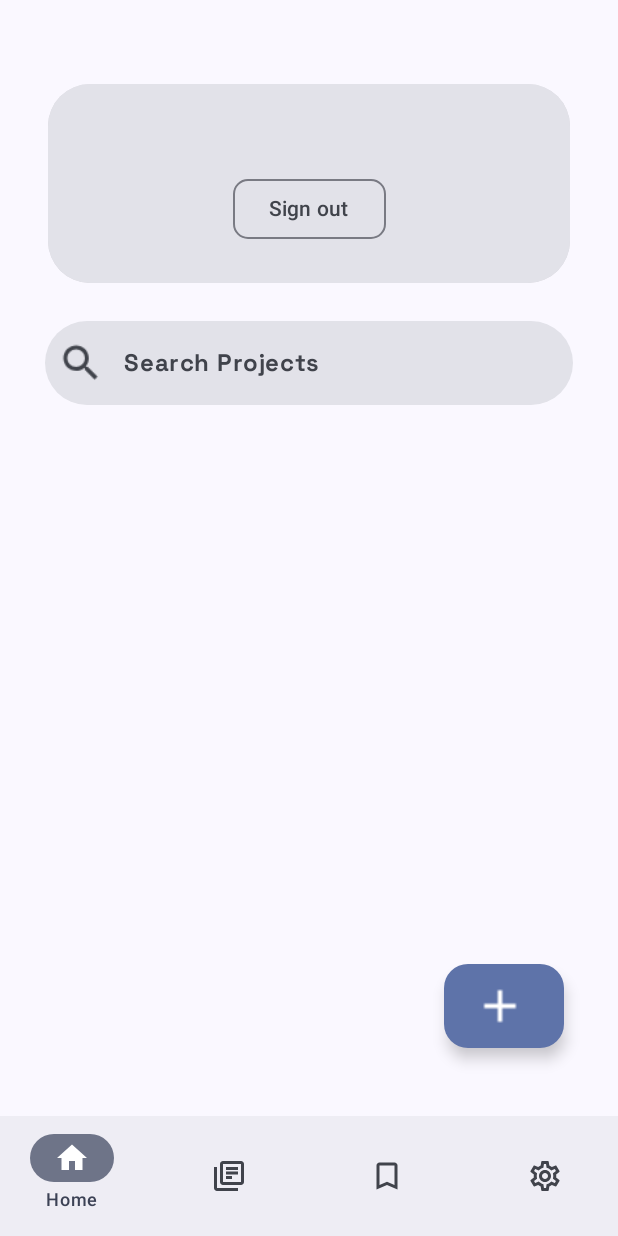
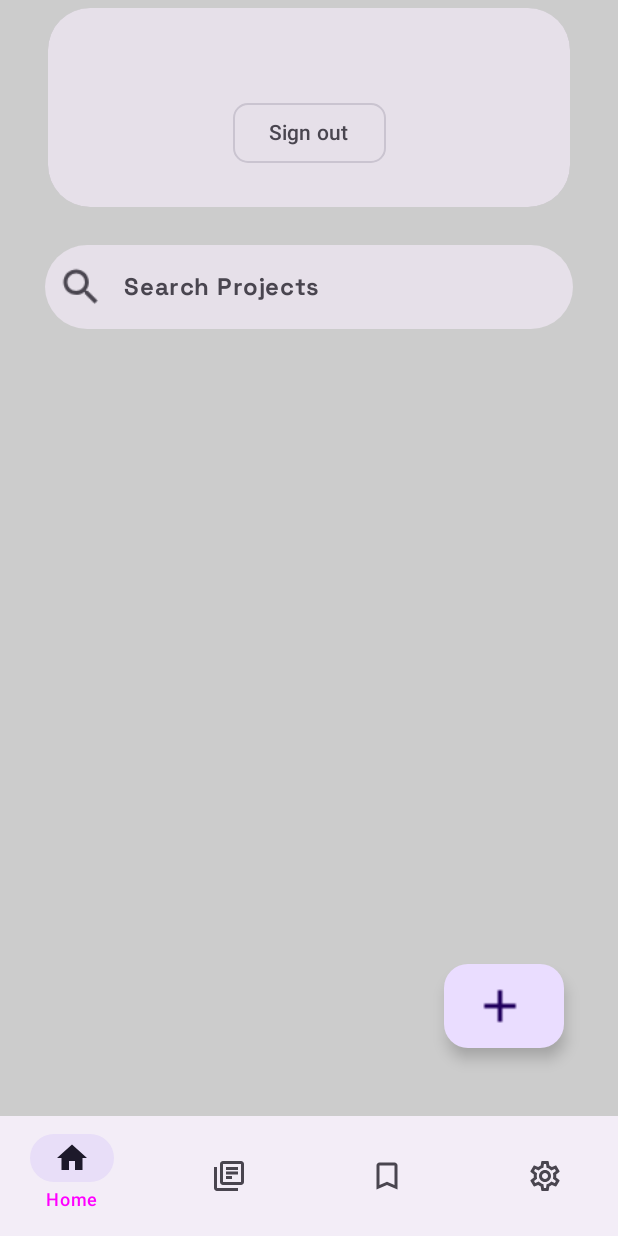
Before and after one commit to YadavYashvant/Codev, an Android app built with Jetpack Compose: the HomeScreen screen opened through its navigation route, on a phone screen of 412 x 824 dp. Run offline under Robolectric (Android 15) with nearby library versions, the phone set to English and light mode, and no system bars; our stand-ins replace Firebase (no records; nobody signed in at launch, a user with empty details on screens opened directly).

Commit message:
fixing status bar and changing themes

```diff
--- a/app/src/main/java/com/example/codev/MainActivity.kt
+++ b/app/src/main/java/com/example/codev/MainActivity.kt
@@ -33,6 +33,7 @@ import androidx.compose.runtime.mutableStateOf
 import androidx.compose.runtime.remember
 import androidx.compose.runtime.setValue
 import androidx.compose.ui.Alignment
+import androidx.compose.ui.graphics.toArgb
 import androidx.core.view.WindowCompat
 import androidx.lifecycle.compose.collectAsStateWithLifecycle
 import androidx.lifecycle.lifecycleScope
@@ -81,7 +82,12 @@ class MainActivity : ComponentActivity() {
         super.onCreate(savedInstanceState)
         setContent {
 
-            WindowCompat.setDecorFitsSystemWindows(window,false)
+            val defaultStatusBarColor = MaterialTheme.colorScheme.background.toArgb()
+            var statusBarColor by remember {
+                mutableStateOf(defaultStatusBarColor)
+            }
+            window.statusBarColor = statusBarColor
+            //WindowCompat.setDecorFitsSystemWindows(window,false)
 
             var darkTheme by remember { mutableStateOf(false) }
 
@@ -98,7 +104,10 @@ class MainActivity : ComponentActivity() {
                         Box(
                             modifier = Modifier.fillMaxSize()
                         ) {
-                            LinearProgressIndicator(modifier = Modifier.align(Alignment.TopCenter).fillMaxWidth().padding(vertical = 32.dp, horizontal = 8.dp), progress = 0.5f)
+                            LinearProgressIndicator(modifier = Modifier
+                                .align(Alignment.TopCenter)
+                                .fillMaxWidth()
+                                .padding(vertical = 32.dp, horizontal = 8.dp), progress = 0.5f)
                         }
                     }
 
@@ -168,6 +177,9 @@ class MainActivity : ComponentActivity() {
                         }
                         composable("user_screen") {
                             ProfileScreen(
+                                onStatusBarColorChange = { color ->
+                                    statusBarColor = color.toArgb()
+                                },
                                 darkTheme = darkTheme,
                                 onThemeUpdated = { darkTheme = !darkTheme },
                                 userData = googleAuthUiClient.getSignedInUser(),
--- a/app/src/main/java/com/example/codev/presentation/profile/UserScreen.kt
+++ b/app/src/main/java/com/example/codev/presentation/profile/UserScreen.kt
@@ -5,10 +5,12 @@ import android.annotation.SuppressLint
 import androidx.compose.foundation.layout.fillMaxSize
 import androidx.compose.foundation.layout.padding
 import androidx.compose.material3.ExperimentalMaterial3Api
+import androidx.compose.material3.MaterialTheme
 import androidx.compose.material3.Scaffold
 import androidx.compose.material3.Text
 import androidx.compose.runtime.Composable
 import androidx.compose.ui.Modifier
+import androidx.compose.ui.graphics.Color
 import androidx.compose.ui.text.font.Font
 import androidx.compose.ui.text.font.FontFamily
 import androidx.compose.ui.text.font.FontWeight
@@ -39,7 +41,8 @@ fun ProfileScreen(
     darkTheme: Boolean,
     userData: UserData?,
     onSignOut: () -> Unit,
-    onThemeUpdated: () -> Unit
+    onThemeUpdated: () -> Unit,
+    onStatusBarColorChange:(color: Color) -> Unit
 ) {
 
     val navController = rememberNavController()
@@ -52,27 +55,32 @@ fun ProfileScreen(
     ) {
         NavHost(navController = navController, startDestination = "Home") {
             composable("Home") {
+                onStatusBarColorChange(MaterialTheme.colorScheme.background)
                 EnterAnimation {
                     HomeScreen(navController, userData, onSignOut)
                 }
             }
             composable("Projects") {
+                onStatusBarColorChange(MaterialTheme.colorScheme.background)
                 EnterAnimation {
                     ProjectScreen()
                 }
 
             }
             composable("Bookmarks") {
+                onStatusBarColorChange(MaterialTheme.colorScheme.background)
                 EnterAnimation {
                     NotificationScreen()
                 }
             }
             composable("Settings") {
+                onStatusBarColorChange(MaterialTheme.colorScheme.background)
                 EnterAnimation {
                     SettingScreen(darkTheme, onThemeUpdated)
                 }
             }
             composable("addproject") {
+                onStatusBarColorChange(MaterialTheme.colorScheme.background)
                 Text("Add Project",
                     fontFamily = com.example.codev.spacefamily,
                     fontSize = 30.sp, fontWeight = FontWeight.Bold,
--- a/app/src/main/java/com/example/codev/presentation/screens/HomeScreen.kt
+++ b/app/src/main/java/com/example/codev/presentation/screens/HomeScreen.kt
@@ -1,11 +1,5 @@
 package com.example.codev.presentation.screens
 
-import androidx.compose.animation.core.InfiniteRepeatableSpec
-import androidx.compose.animation.core.RepeatMode
-import androidx.compose.animation.core.animateFloat
-import androidx.compose.animation.core.infiniteRepeatable
-import androidx.compose.animation.core.rememberInfiniteTransition
-import androidx.compose.animation.core.tween
 import androidx.compose.foundation.background
 import androidx.compose.foundation.layout.Arrangement
 import androidx.compose.foundation.layout.Box
@@ -27,7 +21,6 @@ import androidx.compose.material.icons.filled.Add
 import androidx.compose.material.icons.outlined.Search
 import androidx.compose.material3.Card
 import androidx.compose.material3.CardDefaults
-import androidx.compose.material3.CardElevation
 import androidx.compose.material3.ExperimentalMaterial3Api
 import androidx.compose.material3.ExtendedFloatingActionButton
 import androidx.compose.material3.Icon
@@ -58,7 +51,6 @@ import androidx.compose.ui.unit.dp
 import androidx.compose.ui.unit.sp
 import androidx.navigation.NavController
 import coil.compose.AsyncImage
-import coil.compose.rememberAsyncImagePainter
 import com.example.codev.R
 import com.example.codev.firestore_feature.addtosavedcollections
 import com.example.codev.firestore_feature.userList
@@ -84,14 +76,13 @@ fun HomeScreen(
             modifier = Modifier
                 .fillMaxSize()
                 /*.verticalScroll(scrollState)*/
-                .padding(vertical = 16.dp)
         ) {
             var value by remember { mutableStateOf("") }
             val onValueChange: (String) -> Unit = { value = it }
 
 
             LazyColumn(
-                modifier = Modifier.padding(top = 40.dp, bottom = 80.dp)
+                modifier = Modifier.padding(top = 5.dp, bottom = 80.dp)
             ){
                 item {
                     Card(
--- a/app/src/main/java/com/example/codev/ui/theme/Theme.kt
+++ b/app/src/main/java/com/example/codev/ui/theme/Theme.kt
@@ -4,6 +4,7 @@ import android.app.Activity
 import android.os.Build
 import androidx.compose.foundation.isSystemInDarkTheme
 import androidx.compose.material3.MaterialTheme
+import androidx.compose.material3.Shapes
 import androidx.compose.material3.darkColorScheme
 import androidx.compose.material3.dynamicDarkColorScheme
 import androidx.compose.material3.dynamicLightColorScheme
@@ -11,41 +12,57 @@ import androidx.compose.material3.lightColorScheme
 import androidx.compose.runtime.Composable
 import androidx.compose.runtime.SideEffect
 import androidx.compose.ui.graphics.Color
+import androidx.compose.ui.graphics.Color.Companion.Black
+import androidx.compose.ui.graphics.Color.Companion.LightGray
+import androidx.compose.ui.graphics.Color.Companion.Magenta
 import androidx.compose.ui.graphics.toArgb
 import androidx.compose.ui.platform.LocalContext
 import androidx.compose.ui.platform.LocalView
 import androidx.core.view.WindowCompat
-
-private val DarkColorScheme = darkColorScheme(
-    primary = Purple80,
-    secondary = PurpleGrey80,
-    tertiary = Pink80
+private val DarkColorPalette = darkColorScheme(
+    primary = Black,
+    secondary = Magenta,
+    background = LightGray,
+    surface = Color.White,
+    onPrimary = LightGray,
+    onSecondary = LightGray,
+    onBackground = Black,
+    onSurface = Black,
 )
 
-private val LightColorScheme = lightColorScheme(
-    primary = Purple40,
-    secondary = PurpleGrey40,
-    tertiary = Pink40
-
-    /* Other default colors to override
-    background = Color(0xFFFFFBFE),
-    surface = Color(0xFFFFFBFE),
-    onPrimary = Color.White,
-    onSecondary = Color.White,
-    onTertiary = Color.White,
-    onBackground = Color(0xFF1C1B1F),
-    onSurface = Color(0xFF1C1B1F),
-    */
+private val LightColorPalette = lightColorScheme(
+    primary = Black,
+    secondary = Magenta,
+    background = LightGray,
+    surface = Color.White,
+    onPrimary = LightGray,
+    onSecondary = LightGray,
+    onBackground = Black,
+    onSurface = Black,
 )
 
 @Composable
 fun CodevTheme(
     darkTheme: Boolean = isSystemInDarkTheme(),
     // Dynamic color is available on Android 12+
-    dynamicColor: Boolean = true,
+    //dynamicColor: Boolean = true,
     content: @Composable () -> Unit
 ) {
-    val colorScheme = when {
+
+    val colors = if (darkTheme) {
+        DarkColorPalette
+    } else {
+        LightColorPalette
+    }
+
+    MaterialTheme(
+        colorScheme = colors,
+        typography = MaterialTheme.typography,
+        shapes = MaterialTheme.shapes,
+        content = content
+    )
+
+    /*val colorScheme = when {
         dynamicColor && Build.VERSION.SDK_INT >= Build.VERSION_CODES.S -> {
             val context = LocalContext.current
             if (darkTheme) dynamicDarkColorScheme(context) else dynamicLightColorScheme(context)
@@ -67,5 +84,5 @@ fun CodevTheme(
         colorScheme = colorScheme,
         typography = Typography,
         content = content
-    )
+    )*/
 }
--- a/app/src/main/res/values/themes.xml
+++ b/app/src/main/res/values/themes.xml
@@ -1,5 +1,11 @@
 <?xml version="1.0" encoding="utf-8"?>
-<resources>
+<resources xmlns:tools="http://schemas.android.com/tools">
 
-    <style name="Theme.Codev" parent="android:Theme.Material.Light.NoActionBar" />
+    <style name="Theme.Codev" parent="android:Theme.Material.Light.NoActionBar">
+
+        <item name="android:statusBarColor">@color/white</item>
+        <item name="android:windowLightStatusBar" tools:targetApi="m">true</item>
+        <item name="android:windowDisablePreview">true</item>
+
+    </style>
 </resources>
```
